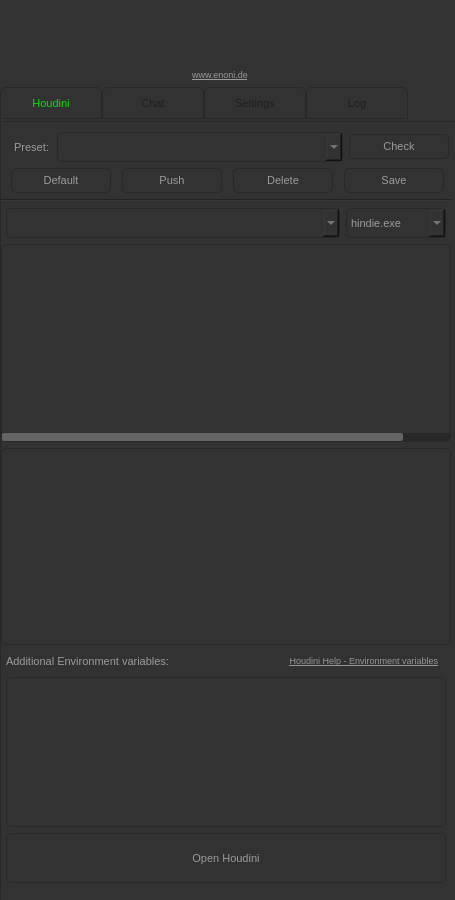
Before: the Qt Designer form UI/ns_Startup.ui in prateekfxtd/ns_Startup, drawn with Qt 5.
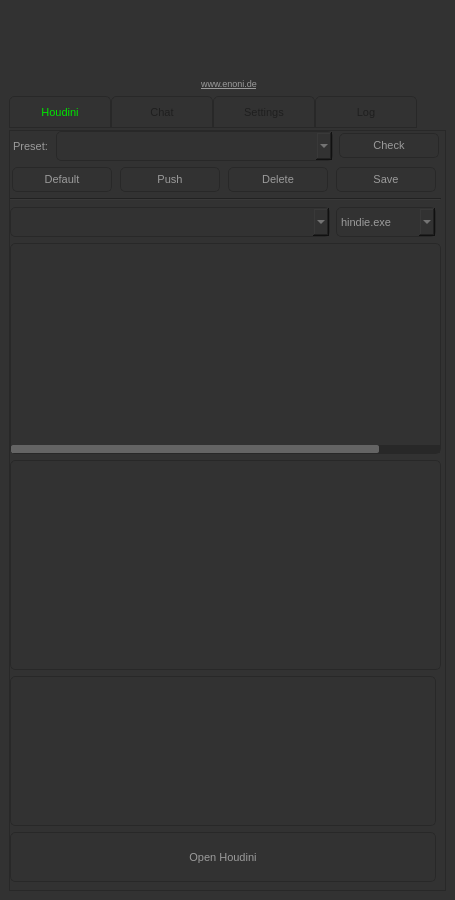
After: the same form once the commit is applied. Icons and pictures are not drawn.

Patch:
```diff
--- a/UI/ns_Startup.ui
+++ b/UI/ns_Startup.ui
@@ -199,15 +199,8 @@
      <height>65555</height>
     </size>
    </property>
-   <widget class="QWidget" name="verticalLayoutWidget_2">
-    <property name="geometry">
-     <rect>
-      <x>0</x>
-      <y>0</y>
-      <width>493</width>
-      <height>911</height>
-     </rect>
-    </property>
+   <layout class="QVBoxLayout" name="verticalLayout_5">
+    <item>
     <layout class="QVBoxLayout" name="verticalLayout_2">
      <item>
       <layout class="QHBoxLayout" name="horizontalLayout_7">
@@ -333,8 +326,8 @@
            <property name="geometry">
             <rect>
              <x>0</x>
-             <y>10</y>
-             <width>450</width>
+              <y>0</y>
+              <width>431</width>
              <height>751</height>
             </rect>
            </property>
@@ -344,22 +337,6 @@
             </property>
             <item>
              <layout class="QHBoxLayout" name="horizontalLayout">
-              <item>
-               <spacer name="horizontalSpacer_3">
-                <property name="orientation">
-                 <enum>Qt::Horizontal</enum>
-                </property>
-                <property name="sizeType">
-                 <enum>QSizePolicy::Fixed</enum>
-                </property>
-                <property name="sizeHint" stdset="0">
-                 <size>
-                  <width>10</width>
-                  <height>20</height>
-                 </size>
-                </property>
-               </spacer>
-              </item>
               <item>
                <widget class="QLabel" name="label_5">
                 <property name="maximumSize">
@@ -455,22 +432,6 @@
             </item>
             <item>
              <layout class="QHBoxLayout" name="horizontalLayout_12">
-              <item>
-               <spacer name="horizontalSpacer_14">
-                <property name="orientation">
-                 <enum>Qt::Horizontal</enum>
-                </property>
-                <property name="sizeType">
-                 <enum>QSizePolicy::Fixed</enum>
-                </property>
-                <property name="sizeHint" stdset="0">
-                 <size>
-                  <width>5</width>
-                  <height>20</height>
-                 </size>
-                </property>
-               </spacer>
-              </item>
               <item>
                <widget class="QPushButton" name="pushButton_defaultPreset">
                 <property name="minimumSize">
@@ -598,22 +559,6 @@
             </item>
             <item>
              <layout class="QHBoxLayout" name="horizontalLayout_2">
-              <item>
-               <spacer name="horizontalSpacer_4">
-                <property name="orientation">
-                 <enum>Qt::Horizontal</enum>
-                </property>
-                <property name="sizeType">
-                 <enum>QSizePolicy::Fixed</enum>
-                </property>
-                <property name="sizeHint" stdset="0">
-                 <size>
-                  <width>5</width>
-                  <height>20</height>
-                 </size>
-                </property>
-               </spacer>
-              </item>
               <item>
                <widget class="QComboBox" name="comboBox_HOUVersion">
                 <property name="minimumSize">
@@ -828,6 +773,9 @@
             </item>
             <item>
              <layout class="QHBoxLayout" name="horizontalLayout_4">
+               <property name="spacing">
+                <number>0</number>
+               </property>
               <item>
                <widget class="QTableWidget" name="listWidget_workgroup">
                 <property name="styleSheet">
@@ -915,80 +863,11 @@
               </item>
              </layout>
             </item>
-            <item>
-             <layout class="QHBoxLayout" name="horizontalLayout_6">
-              <item>
-               <spacer name="horizontalSpacer_7">
-                <property name="orientation">
-                 <enum>Qt::Horizontal</enum>
-                </property>
-                <property name="sizeType">
-                 <enum>QSizePolicy::Fixed</enum>
-                </property>
-                <property name="sizeHint" stdset="0">
-                 <size>
-                  <width>5</width>
-                  <height>20</height>
-                 </size>
-                </property>
-               </spacer>
-              </item>
-              <item>
-               <widget class="QLabel" name="label_4">
-                <property name="text">
-                 <string>Additional Environment variables:</string>
-                </property>
-               </widget>
-              </item>
-              <item>
-               <widget class="QLabel" name="label">
-                <property name="text">
-                 <string>&lt;html&gt;&lt;head/&gt;&lt;body&gt;&lt;p&gt;&lt;a href=&quot;http://www.sidefx.com/docs/houdini/ref/env.html&quot;&gt;&lt;span style=&quot; font-size:7pt; text-decoration: underline; color:#969696;&quot;&gt;Houdini Help - Environment variables&lt;/span&gt;&lt;/a&gt;&lt;/p&gt;&lt;/body&gt;&lt;/html&gt;</string>
-                </property>
-                <property name="alignment">
-                 <set>Qt::AlignRight|Qt::AlignTrailing|Qt::AlignVCenter</set>
-                </property>
-                <property name="openExternalLinks">
-                 <bool>true</bool>
-                </property>
-               </widget>
-              </item>
-              <item>
-               <spacer name="horizontalSpacer_8">
-                <property name="orientation">
-                 <enum>Qt::Horizontal</enum>
-                </property>
-                <property name="sizeType">
-                 <enum>QSizePolicy::Fixed</enum>
-                </property>
-                <property name="sizeHint" stdset="0">
-                 <size>
-                  <width>13</width>
-                  <height>18</height>
-                 </size>
-                </property>
-               </spacer>
-              </item>
-             </layout>
-            </item>
             <item>
              <layout class="QHBoxLayout" name="horizontalLayout_8">
-              <item>
-               <spacer name="horizontalSpacer_9">
-                <property name="orientation">
-                 <enum>Qt::Horizontal</enum>
-                </property>
-                <property name="sizeType">
-                 <enum>QSizePolicy::Fixed</enum>
-                </property>
-                <property name="sizeHint" stdset="0">
-                 <size>
-                  <width>5</width>
-                  <height>20</height>
-                 </size>
-                </property>
-               </spacer>
-              </item>
+               <property name="spacing">
+                <number>0</number>
+               </property>
               <item>
                <widget class="QTextEdit" name="textEdit_addParameters">
                 <property name="maximumSize">
@@ -1029,22 +908,9 @@
             </item>
             <item>
              <layout class="QHBoxLayout" name="horizontalLayout_3">
-              <item>
-               <spacer name="horizontalSpacer_6">
-                <property name="orientation">
-                 <enum>Qt::Horizontal</enum>
-                </property>
-                <property name="sizeType">
-                 <enum>QSizePolicy::Fixed</enum>
-                </property>
-                <property name="sizeHint" stdset="0">
-                 <size>
-                  <width>5</width>
-                  <height>20</height>
-                 </size>
-                </property>
-               </spacer>
-              </item>
+               <property name="spacing">
+                <number>0</number>
+               </property>
               <item>
                <widget class="QPushButton" name="pushButton_open">
                 <property name="sizePolicy">
@@ -2097,7 +1963,8 @@
       </layout>
      </item>
     </layout>
-   </widget>
+    </item>
+   </layout>
   </widget>
  </widget>
  <resources>
```
Left out of the diff: 18 changed lines with no effect on the pictures. Lines whose indentation alone changed are shown as unchanged.
